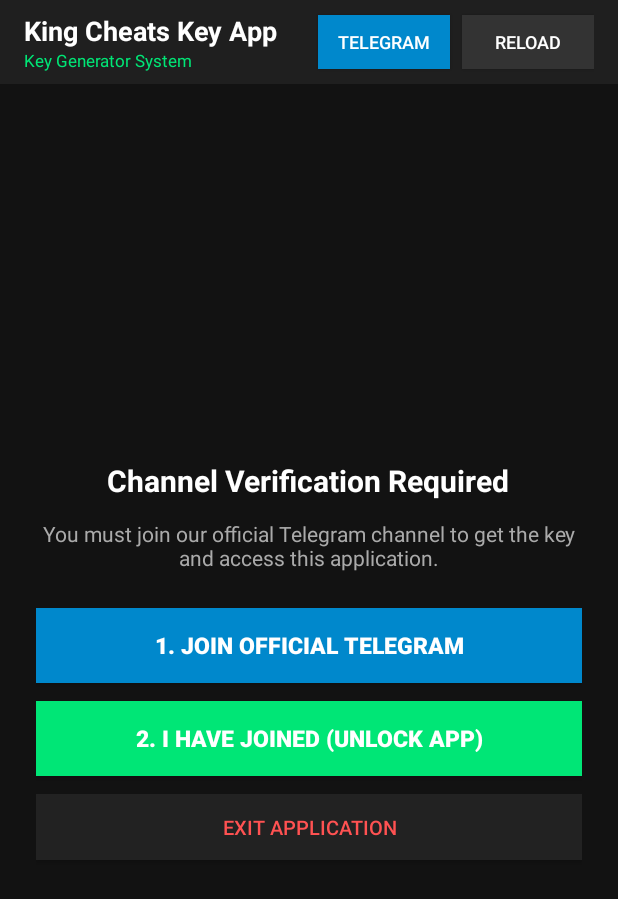
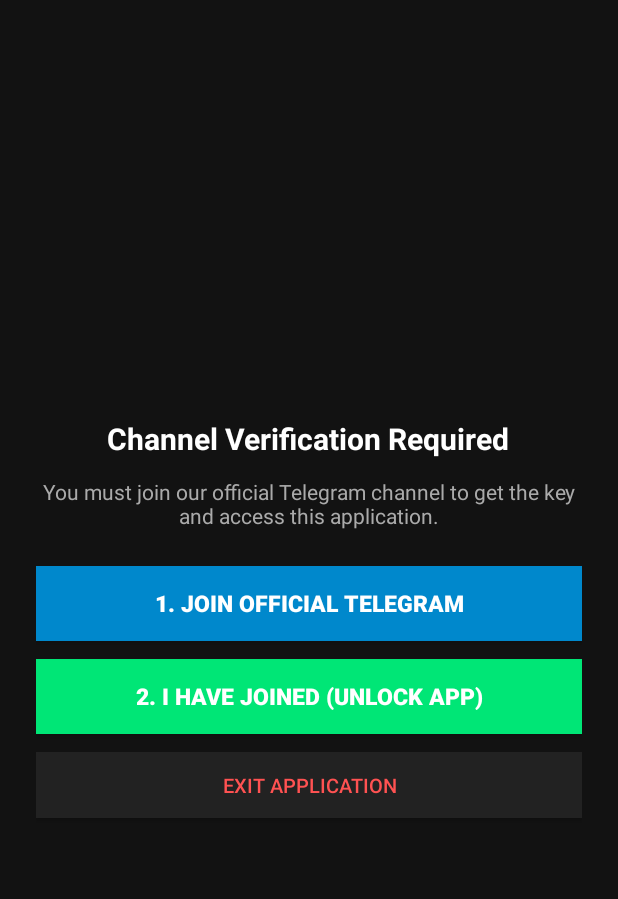
Before and after one commit to rabindrabypass2/king-cheats-key, an Android app: the layout activity_main.xml on its own in the app's theme, with its tools: preview values and no code run, on a phone screen of 412 x 824 dp. Shown: the top 899 px of the screen. Run offline under Robolectric (Android 15) with nearby library versions, the phone set to English and light mode, and no system bars.

Commit message:
feat: remove top bar, full screen webview layout

```diff
--- a/app/src/main/res/layout/activity_main.xml
+++ b/app/src/main/res/layout/activity_main.xml
@@ -1,86 +1,24 @@
 <?xml version="1.0" encoding="utf-8"?>
-<LinearLayout xmlns:android="http://schemas.android.com/apk/res/android"
+<FrameLayout xmlns:android="http://schemas.android.com/apk/res/android"
     android:layout_width="match_parent"
     android:layout_height="match_parent"
-    android:orientation="vertical"
     android:background="#121212">
 
-    <!-- Top Bar -->
-    <LinearLayout
+    <!-- Full Screen Main WebView -->
+    <WebView
+        android:id="@+id/webView"
         android:layout_width="match_parent"
-        android:layout_height="56dp"
-        android:orientation="horizontal"
-        android:background="#1F1F1F"
-        android:gravity="center_vertical"
-        android:paddingStart="16dp"
-        android:paddingEnd="16dp">
+        android:layout_height="match_parent" />
 
-        <LinearLayout
-            android:layout_width="0dp"
-            android:layout_height="wrap_content"
-            android:layout_weight="1"
-            android:orientation="vertical">
-
-            <TextView
-                android:layout_width="wrap_content"
-                android:layout_height="wrap_content"
-                android:text="King Cheats Key App"
-                android:textColor="#FFFFFF"
-                android:textSize="18sp"
-                android:textStyle="bold" />
-
-            <TextView
-                android:id="@+id/tvSubStatus"
-                android:layout_width="wrap_content"
-                android:layout_height="wrap_content"
-                android:text="Key Generator System"
-                android:textColor="#00E676"
-                android:textSize="11sp" />
-        </LinearLayout>
-
-        <Button
-            android:id="@+id/btnTelegramTop"
-            android:layout_width="wrap_content"
-            android:layout_height="36dp"
-            android:text="Telegram"
-            android:textSize="12sp"
-            android:textColor="#FFFFFF"
-            android:background="#0088CC"
-            android:paddingStart="12dp"
-            android:paddingEnd="12dp"
-            android:layout_marginEnd="8dp" />
-
-        <Button
-            android:id="@+id/btnReload"
-            android:layout_width="wrap_content"
-            android:layout_height="36dp"
-            android:text="Reload"
-            android:textSize="12sp"
-            android:textColor="#FFFFFF"
-            android:background="#333333"
-            android:paddingStart="12dp"
-            android:paddingEnd="12dp" />
-    </LinearLayout>
-
-    <!-- Progress Bar -->
+    <!-- Thin Top Progress Bar -->
     <ProgressBar
         android:id="@+id/progressBar"
         style="?android:attr/progressBarStyleHorizontal"
         android:layout_width="match_parent"
         android:layout_height="3dp"
+        android:layout_gravity="top"
         android:visibility="gone"
         android:progressTint="#00E676" />
-
-    <!-- Main WebView -->
-    <FrameLayout
-        android:layout_width="match_parent"
-        android:layout_height="0dp"
-        android:layout_weight="1">
-
-        <WebView
-            android:id="@+id/webView"
-            android:layout_width="match_parent"
-            android:layout_height="match_parent" />
 
     <!-- Overlay when locked -->
     <LinearLayout
@@ -143,5 +81,5 @@
             android:textColor="#FF5252"
             android:background="#222222" />
     </LinearLayout>
+
 </FrameLayout>
-</LinearLayout>
```
Lines whose indentation alone changed are shown as unchanged.
